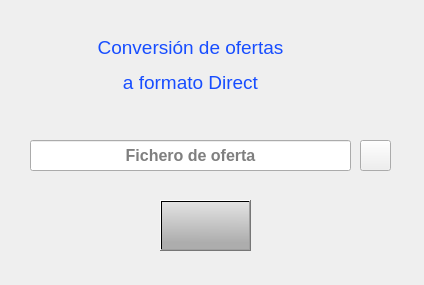
Above: offer_screen.ui from fidelcobo/Nuevas_Ofertas_Excel before the change. Below: the same form after it.
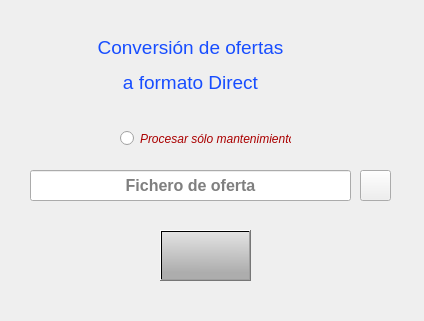
That is the form after the change. Icons and pictures are not drawn.

```diff
--- a/offer_screen.ui
+++ b/offer_screen.ui
@@ -7,7 +7,7 @@
     <x>0</x>
     <y>0</y>
     <width>424</width>
-    <height>285</height>
+    <height>321</height>
    </rect>
   </property>
   <property name="windowTitle">
@@ -25,7 +25,7 @@
    <property name="geometry">
     <rect>
      <x>160</x>
-     <y>200</y>
+     <y>230</y>
      <width>91</width>
      <height>51</height>
     </rect>
@@ -67,7 +67,7 @@
    <property name="geometry">
     <rect>
      <x>30</x>
-     <y>140</y>
+     <y>170</y>
      <width>321</width>
      <height>31</height>
     </rect>
@@ -90,7 +90,7 @@
    <property name="geometry">
     <rect>
      <x>360</x>
-     <y>140</y>
+     <y>170</y>
      <width>31</width>
      <height>31</height>
     </rect>
@@ -142,7 +142,7 @@
    <property name="geometry">
     <rect>
      <x>39</x>
-     <y>200</y>
+     <y>230</y>
      <width>101</width>
      <height>41</height>
     </rect>
@@ -162,12 +162,33 @@
    <property name="geometry">
     <rect>
      <x>260</x>
-     <y>200</y>
+     <y>230</y>
      <width>101</width>
      <height>41</height>
     </rect>
    </property>
   </widget>
+  <widget class="QRadioButton" name="solo_mantenimiento">
+   <property name="geometry">
+    <rect>
+     <x>120</x>
+     <y>130</y>
+     <width>171</width>
+     <height>17</height>
+    </rect>
+   </property>
+   <property name="font">
+    <font>
+     <italic>true</italic>
+    </font>
+   </property>
+   <property name="styleSheet">
+    <string notr="true">color:rgb(170, 0, 0)</string>
+   </property>
+   <property name="text">
+    <string>Procesar sólo mantenimientos</string>
+   </property>
+  </widget>
  </widget>
  <resources>
   <include location="iconos/icons.qrc"/>
```
